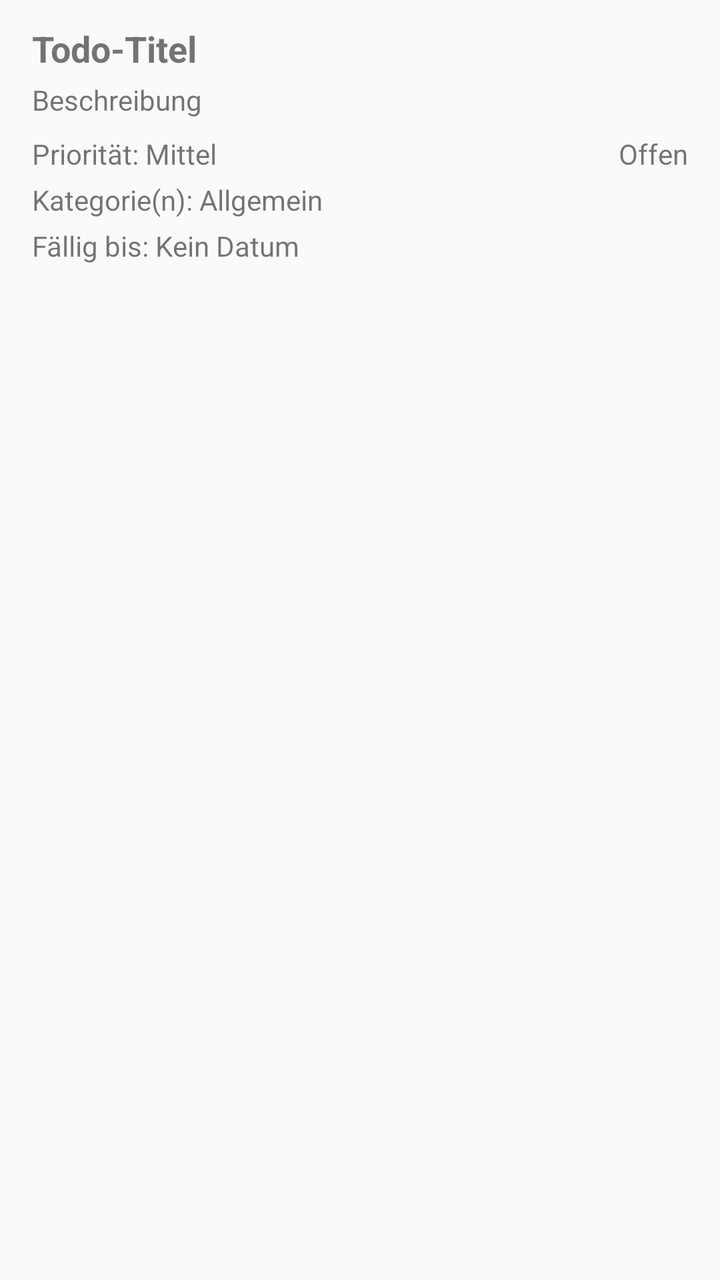
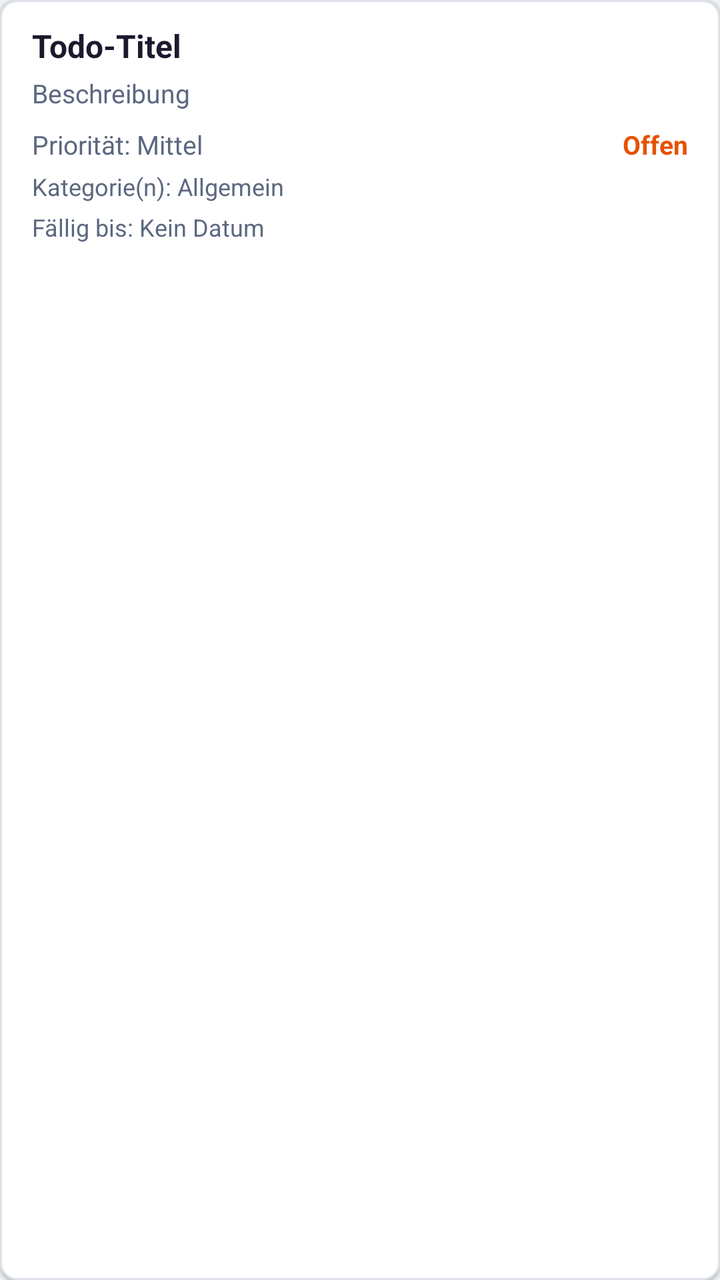

An Android layout rendered at two revisions. The XML below is the earlier revision; the diff shows what the commit changed to produce the second picture.
<!-- AndroidManifest.xml: application theme Theme.B_ToDoList -->
<!-- res/layout/item_todo.xml -->
<?xml version="1.0" encoding="utf-8"?>
<LinearLayout xmlns:android="http://schemas.android.com/apk/res/android"
    android:layout_width="match_parent"
    android:layout_height="wrap_content"
    android:orientation="vertical"
    android:paddingStart="16dp"
    android:paddingTop="12dp"
    android:paddingEnd="16dp"
    android:paddingBottom="12dp">

    <TextView
        android:id="@+id/text_todo_title"
        android:layout_width="match_parent"
        android:layout_height="wrap_content"
        android:text="@string/todo_title_placeholder"
        android:textStyle="bold"
        android:textSize="18sp" />

    <TextView
        android:id="@+id/text_todo_description"
        android:layout_width="match_parent"
        android:layout_height="wrap_content"
        android:layout_marginTop="4dp"
        android:text="@string/todo_description_placeholder"
        android:textSize="14sp" />

    <LinearLayout
        android:layout_width="match_parent"
        android:layout_height="wrap_content"
        android:layout_marginTop="8dp"
        android:orientation="horizontal">

        <TextView
            android:id="@+id/text_todo_priority"
            android:layout_width="0dp"
            android:layout_height="wrap_content"
            android:layout_weight="1"
            android:text="@string/todo_priority_placeholder"
            android:textSize="14sp" />

        <TextView
            android:id="@+id/text_todo_status"
            android:layout_width="wrap_content"
            android:layout_height="wrap_content"
            android:text="@string/todo_status_open"
            android:textSize="14sp" />
    </LinearLayout>

    <TextView
        android:id="@+id/text_todo_categories"
        android:layout_width="match_parent"
        android:layout_height="wrap_content"
        android:layout_marginTop="4dp"
        android:text="@string/todo_categories_placeholder"
        android:textSize="14sp" />

    <TextView
        android:id="@+id/text_todo_due_date"
        android:layout_width="match_parent"
        android:layout_height="wrap_content"
        android:layout_marginTop="4dp"
        android:text="@string/todo_due_date_placeholder"
        android:textSize="14sp" />
</LinearLayout>
<!-- resources referenced by this layout -->
<resources>
  <string name="todo_categories_placeholder">Kategorie(n): Allgemein</string>
  <string name="todo_description_placeholder">Beschreibung</string>
  <string name="todo_due_date_placeholder">Fällig bis: Kein Datum</string>
  <string name="todo_priority_placeholder">Priorität: Mittel</string>
  <string name="todo_status_open">Offen</string>
  <string name="todo_title_placeholder">Todo-Titel</string>
  <style name="Theme.B_ToDoList" parent="android:style/Theme.Material.Light.NoActionBar">
          <item name="android:statusBarColor">@android:color/white</item>
          <item name="android:navigationBarColor">@android:color/white</item>
          <item name="android:windowLightStatusBar">true</item>
          <item name="preferenceTheme">@style/PreferenceThemeOverlay</item>
      </style>
</resources>

<!-- the commit's change to res/layout/item_todo.xml (unified diff, before → after) -->
@@ -2,32 +2,37 @@
 <LinearLayout xmlns:android="http://schemas.android.com/apk/res/android"
     android:layout_width="match_parent"
     android:layout_height="wrap_content"
+    android:layout_marginBottom="@dimen/card_margin_bottom"
+    android:background="@drawable/bg_todo_item"
+    android:elevation="1dp"
     android:orientation="vertical"
-    android:paddingStart="16dp"
-    android:paddingTop="12dp"
-    android:paddingEnd="16dp"
-    android:paddingBottom="12dp">
+    android:paddingStart="@dimen/card_padding_h"
+    android:paddingTop="@dimen/card_padding_v"
+    android:paddingEnd="@dimen/card_padding_h"
+    android:paddingBottom="@dimen/card_padding_v">
 
     <TextView
         android:id="@+id/text_todo_title"
         android:layout_width="match_parent"
         android:layout_height="wrap_content"
         android:text="@string/todo_title_placeholder"
-        android:textStyle="bold"
-        android:textSize="18sp" />
+        android:textColor="@color/text_primary"
+        android:textSize="16sp"
+        android:textStyle="bold" />
 
     <TextView
         android:id="@+id/text_todo_description"
         android:layout_width="match_parent"
         android:layout_height="wrap_content"
-        android:layout_marginTop="4dp"
+        android:layout_marginTop="@dimen/spacing_xs"
         android:text="@string/todo_description_placeholder"
-        android:textSize="14sp" />
+        android:textColor="@color/text_secondary"
+        android:textSize="13sp" />
 
     <LinearLayout
         android:layout_width="match_parent"
         android:layout_height="wrap_content"
-        android:layout_marginTop="8dp"
+        android:layout_marginTop="@dimen/spacing_sm"
         android:orientation="horizontal">
 
         <TextView
@@ -36,29 +41,34 @@
             android:layout_height="wrap_content"
             android:layout_weight="1"
             android:text="@string/todo_priority_placeholder"
-            android:textSize="14sp" />
+            android:textColor="@color/text_secondary"
+            android:textSize="13sp" />
 
         <TextView
             android:id="@+id/text_todo_status"
             android:layout_width="wrap_content"
             android:layout_height="wrap_content"
             android:text="@string/todo_status_open"
-            android:textSize="14sp" />
+            android:textColor="@color/status_open"
+            android:textSize="13sp"
+            android:textStyle="bold" />
     </LinearLayout>
 
     <TextView
         android:id="@+id/text_todo_categories"
         android:layout_width="match_parent"
         android:layout_height="wrap_content"
-        android:layout_marginTop="4dp"
+        android:layout_marginTop="@dimen/spacing_xs"
         android:text="@string/todo_categories_placeholder"
-        android:textSize="14sp" />
+        android:textColor="@color/text_secondary"
+        android:textSize="12sp" />
 
     <TextView
         android:id="@+id/text_todo_due_date"
         android:layout_width="match_parent"
         android:layout_height="wrap_content"
-        android:layout_marginTop="4dp"
+        android:layout_marginTop="@dimen/spacing_xs"
         android:text="@string/todo_due_date_placeholder"
-        android:textSize="14sp" />
+        android:textColor="@color/text_secondary"
+        android:textSize="12sp" />
 </LinearLayout>
<!-- resource entries referenced after the edit -->
@@ -1,5 +1,23 @@
 <!-- resources referenced by this layout -->
 <resources>
+  <color name="status_open">#E65100</color>
+  <color name="text_primary">#1A1A2E</color>
+  <color name="text_secondary">#5C6880</color>
+  <dimen name="card_margin_bottom">6dp</dimen>
+  <dimen name="card_padding_h">16dp</dimen>
+  <dimen name="card_padding_v">12dp</dimen>
+  <dimen name="spacing_sm">8dp</dimen>
+  <dimen name="spacing_xs">4dp</dimen>
+  <!-- drawable bg_todo_item (drawable) -->
+  <?xml version="1.0" encoding="utf-8"?>
+  <shape xmlns:android="http://schemas.android.com/apk/res/android"
+      android:shape="rectangle">
+      <solid android:color="@color/surface" />
+      <corners android:radius="@dimen/card_corner" />
+      <stroke
+          android:width="1dp"
+          android:color="@color/divider" />
+  </shape>
   <string name="todo_categories_placeholder">Kategorie(n): Allgemein</string>
   <string name="todo_description_placeholder">Beschreibung</string>
   <string name="todo_due_date_placeholder">Fällig bis: Kein Datum</string>
@@ -7,10 +25,19 @@
   <string name="todo_status_open">Offen</string>
   <string name="todo_title_placeholder">Todo-Titel</string>
   <style name="Theme.B_ToDoList" parent="android:style/Theme.Material.Light.NoActionBar">
-          <item name="android:statusBarColor">@android:color/white</item>
-          <item name="android:navigationBarColor">@android:color/white</item>
-          <item name="android:windowLightStatusBar">true</item>
+          <item name="android:statusBarColor">@color/primary_dark</item>
+          <item name="android:navigationBarColor">@color/background</item>
+          <item name="android:windowLightStatusBar">false</item>
+          <item name="android:windowBackground">@color/background</item>
+          <item name="android:colorPrimary">@color/primary</item>
+          <item name="android:colorAccent">@color/primary</item>
           <item name="preferenceTheme">@style/PreferenceThemeOverlay</item>
       </style>
+  <color name="surface">#FFFFFF</color>
+  <dimen name="card_corner">8dp</dimen>
+  <color name="divider">#DDE1E9</color>
+  <color name="primary_dark">#0D47A1</color>
+  <color name="background">#F0F2F5</color>
+  <color name="primary">#1565C0</color>
 </resources>
 
